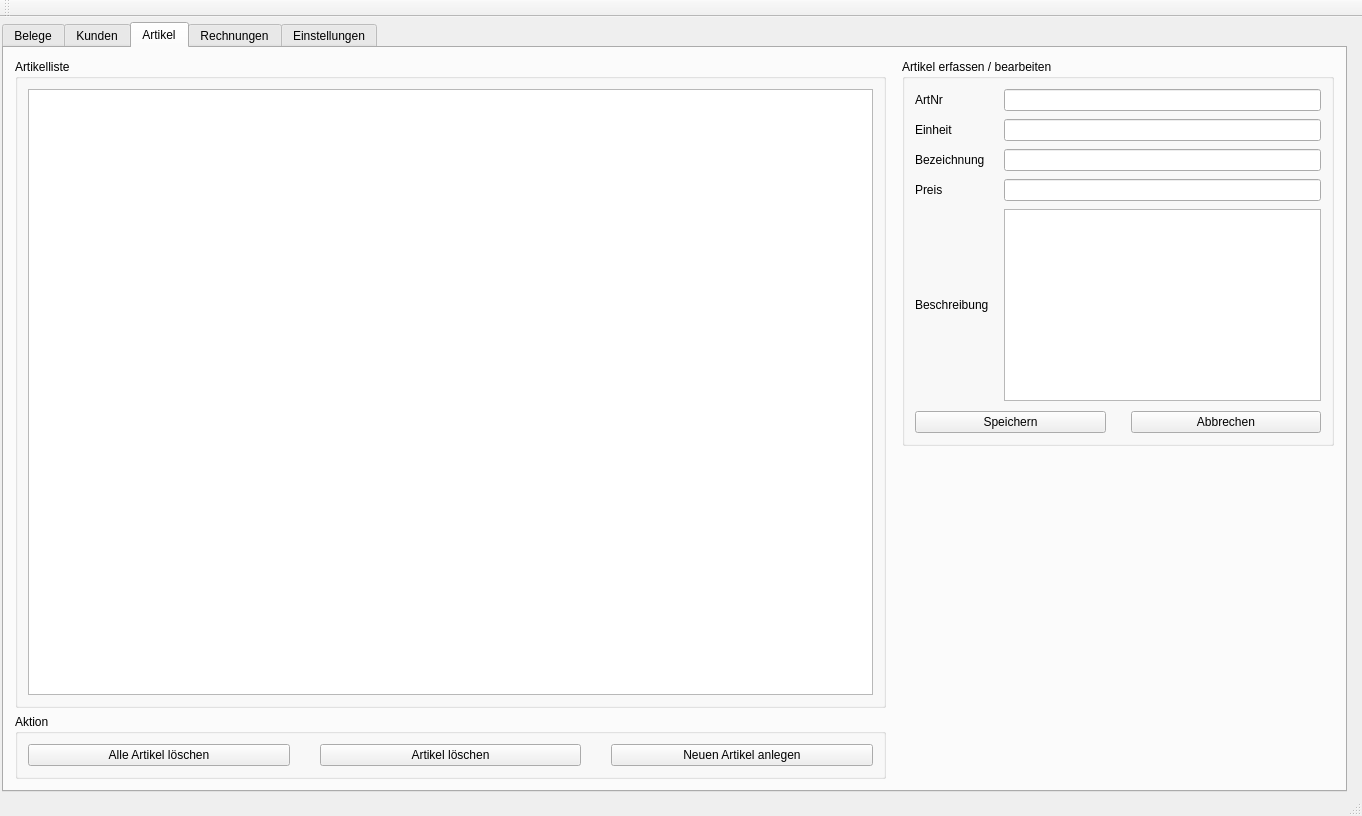
The window that mainwindow.ui (MarcelGep/RechnungsApp) describes before a commit, drawn with Qt 5.
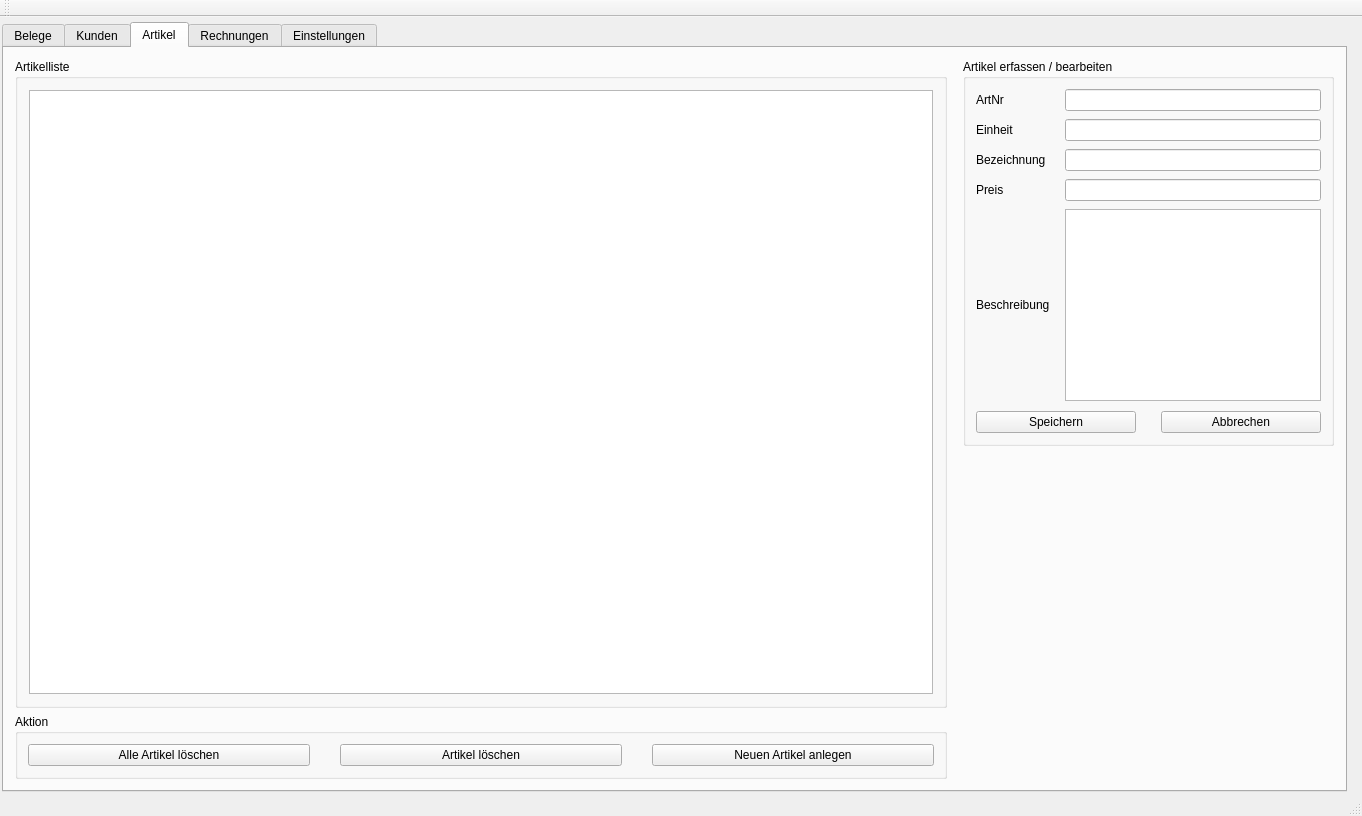
The same window after the commit. The open tabs and pages were chosen to show the change.

Commit message: article list alignment

```diff
--- a/mainwindow.ui
+++ b/mainwindow.ui
@@ -930,8 +930,8 @@
        <attribute name="title">
         <string>Artikel</string>
        </attribute>
-       <layout class="QGridLayout" name="gridLayout_14">
-        <item row="1" column="2">
+       <layout class="QGridLayout" name="gridLayout_12">
+        <item row="0" column="1">
          <spacer name="horizontalSpacer_14">
           <property name="orientation">
            <enum>Qt::Horizontal</enum>
@@ -947,10 +947,71 @@
           </property>
          </spacer>
         </item>
-        <item row="1" column="3">
+        <item row="0" column="0" rowspan="3">
+         <widget class="QGroupBox" name="Artikelliste">
+          <property name="sizePolicy">
+           <sizepolicy hsizetype="Preferred" vsizetype="Preferred">
+            <horstretch>0</horstretch>
+            <verstretch>0</verstretch>
+           </sizepolicy>
+          </property>
+          <property name="maximumSize">
+           <size>
+            <width>16777215</width>
+            <height>16777215</height>
+           </size>
+          </property>
+          <property name="title">
+           <string>Artikelliste</string>
+          </property>
+          <layout class="QVBoxLayout" name="verticalLayout_4" stretch="0">
+           <item>
+            <widget class="QTableWidget" name="twArticles">
+             <property name="sizePolicy">
+              <sizepolicy hsizetype="Preferred" vsizetype="Preferred">
+               <horstretch>0</horstretch>
+               <verstretch>0</verstretch>
+              </sizepolicy>
+             </property>
+             <property name="minimumSize">
+              <size>
+               <width>0</width>
+               <height>0</height>
+              </size>
+             </property>
+             <property name="maximumSize">
+              <size>
+               <width>16777215</width>
+               <height>16777215</height>
+              </size>
+             </property>
+             <property name="focusPolicy">
+              <enum>Qt::ClickFocus</enum>
+             </property>
+             <property name="editTriggers">
+              <set>QAbstractItemView::NoEditTriggers</set>
+             </property>
+             <property name="selectionMode">
+              <enum>QAbstractItemView::SingleSelection</enum>
+             </property>
+             <property name="selectionBehavior">
+              <enum>QAbstractItemView::SelectRows</enum>
+             </property>
+             <attribute name="horizontalHeaderStretchLastSection">
+              <bool>false</bool>
+             </attribute>
+             <attribute name="verticalHeaderVisible">
+              <bool>false</bool>
+             </attribute>
+            </widget>
+           </item>
+          </layout>
+         </widget>
+        </item>
+        <item row="0" column="2" rowspan="2">
          <widget class="QGroupBox" name="Artikel_Erfassen">
           <property name="sizePolicy">
-           <sizepolicy hsizetype="Preferred" vsizetype="Preferred">
+           <sizepolicy hsizetype="Fixed" vsizetype="Fixed">
             <horstretch>0</horstretch>
             <verstretch>0</verstretch>
            </sizepolicy>
@@ -1116,66 +1177,7 @@
           </layout>
          </widget>
         </item>
-        <item row="2" column="3">
-         <spacer name="verticalSpacer_4">
-          <property name="orientation">
-           <enum>Qt::Vertical</enum>
-          </property>
-          <property name="sizeHint" stdset="0">
-           <size>
-            <width>20</width>
-            <height>40</height>
-           </size>
-          </property>
-         </spacer>
-        </item>
-        <item row="1" column="0" rowspan="2" colspan="2">
-         <widget class="QGroupBox" name="Artikelliste">
-          <property name="title">
-           <string>Artikelliste</string>
-          </property>
-          <layout class="QGridLayout" name="gridLayout_12">
-           <property name="leftMargin">
-            <number>10</number>
-           </property>
-           <property name="topMargin">
-            <number>10</number>
-           </property>
-           <property name="rightMargin">
-            <number>10</number>
-           </property>
-           <property name="bottomMargin">
-            <number>10</number>
-           </property>
-           <property name="horizontalSpacing">
-            <number>5</number>
-           </property>
-           <item row="0" column="0" colspan="2">
-            <widget class="QTableWidget" name="twArticles">
-             <property name="focusPolicy">
-              <enum>Qt::ClickFocus</enum>
-             </property>
-             <property name="editTriggers">
-              <set>QAbstractItemView::NoEditTriggers</set>
-             </property>
-             <property name="selectionMode">
-              <enum>QAbstractItemView::SingleSelection</enum>
-             </property>
-             <property name="selectionBehavior">
-              <enum>QAbstractItemView::SelectRows</enum>
-             </property>
-             <attribute name="horizontalHeaderStretchLastSection">
-              <bool>true</bool>
-             </attribute>
-             <attribute name="verticalHeaderVisible">
-              <bool>false</bool>
-             </attribute>
-            </widget>
-           </item>
-          </layout>
-         </widget>
-        </item>
-        <item row="3" column="0" colspan="2">
+        <item row="3" column="0">
          <widget class="QGroupBox" name="groupBox">
           <property name="title">
            <string>Aktion</string>
@@ -1220,6 +1222,19 @@
           </layout>
          </widget>
         </item>
+        <item row="2" column="2">
+         <spacer name="verticalSpacer_4">
+          <property name="orientation">
+           <enum>Qt::Vertical</enum>
+          </property>
+          <property name="sizeHint" stdset="0">
+           <size>
+            <width>20</width>
+            <height>40</height>
+           </size>
+          </property>
+         </spacer>
+        </item>
        </layout>
       </widget>
       <widget class="QWidget" name="tabBills">
```
Left out of the diff: 755 changed lines with no effect on the pictures. The commit also changes 3 other files.
